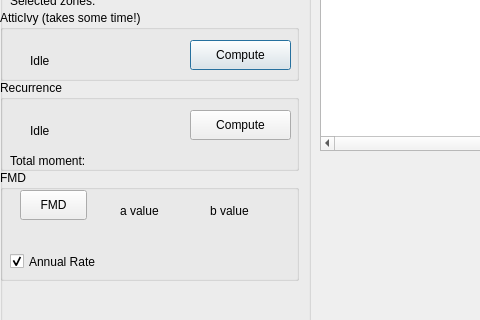
Above: mt_seismicsource/ui_seismicsource.ui from feuchner/seismicsource-toolkit before the change; both pictures show x 0 to 480 and y 210 to 530 of the 816 by 849 pixel window. Below: the same form after it.
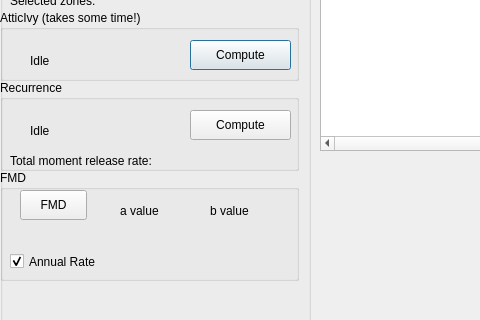
That is the form after the change. Custom widgets are drawn as their Qt base class.

Commit message: added attribute for moment release rate to fault layer

Diff of the .ui file:
```diff
--- a/mt_seismicsource/ui_seismicsource.ui
+++ b/mt_seismicsource/ui_seismicsource.ui
@@ -388,7 +388,7 @@
        </rect>
       </property>
       <property name="text">
-       <string>Total moment:</string>
+       <string>Total moment release rate:</string>
       </property>
      </widget>
     </widget>
```
The commit also changes 3 other files.
